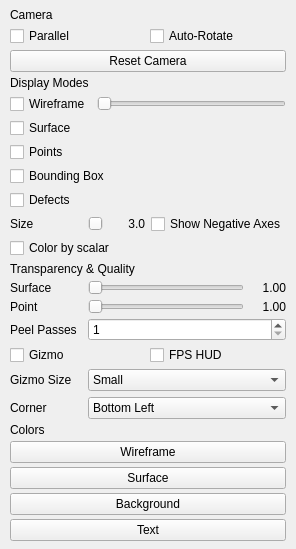
This is src/ui/forms/view_display_page.ui in thermeng/SciRender as Qt 5 draws it before an edit. The edited form follows.
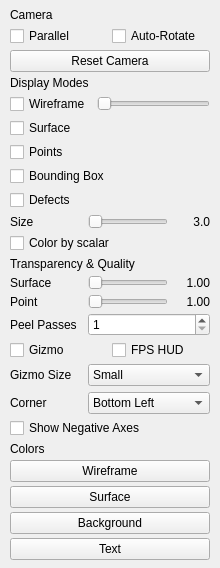
This is the edited form.

Commit message: fix(ui): show negative axis for gizmo correctly positioned in gizmo section

What changed in the file:
```diff
--- a/src/ui/forms/view_display_page.ui
+++ b/src/ui/forms/view_display_page.ui
@@ -160,13 +160,6 @@
            <property name="maximumSize"><size><width>36</width><height>16777215</height></size></property><property name="alignment"><set>Qt::AlignRight|Qt::AlignVCenter</set></property>
           </widget>
        </item>
-       <item>
-        <widget class="QCheckBox" name="gizmoShowNegativeCb">
-         <property name="text">
-          <string>Show Negative Axes</string>
-         </property>
-        </widget>
-       </item>
       </layout>
        </widget>
       </item>
@@ -337,6 +330,13 @@
      </layout>
     </widget>
    </item>
+   <item>
+      <widget class="QCheckBox" name="gizmoShowNegativeCb">
+      <property name="text">
+      <string>Show Negative Axes</string>
+      </property>
+      </widget>
+    </item>
    <item>
     <widget class="QLabel" name="colorsHeader">
      <property name="text">
```
